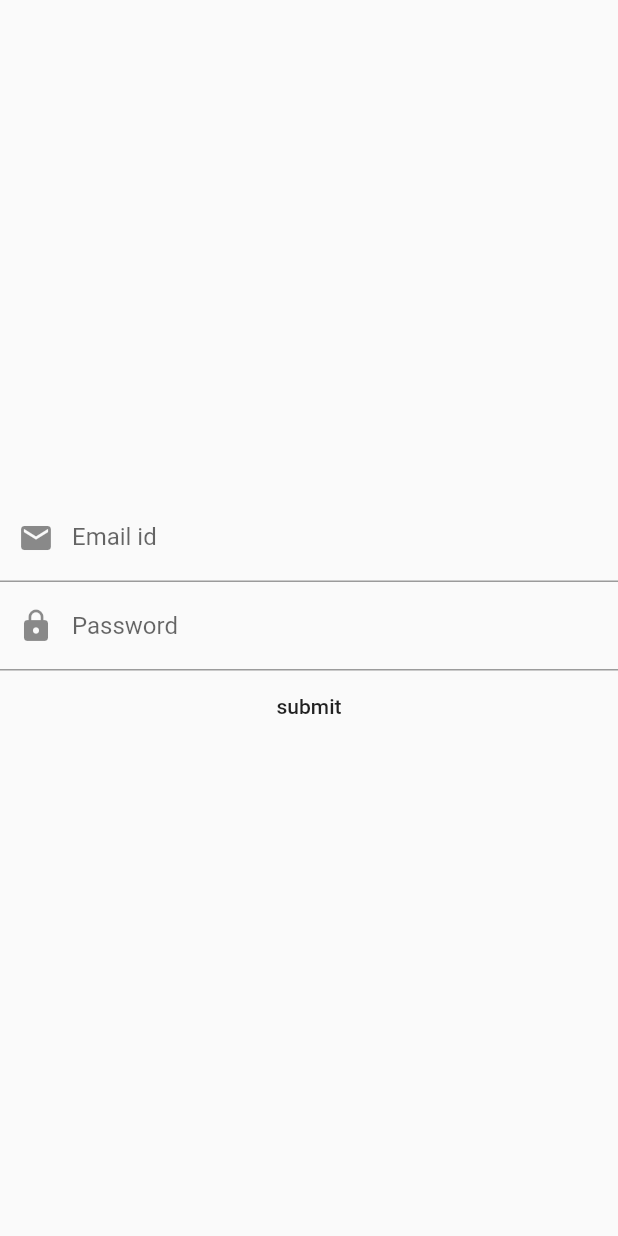
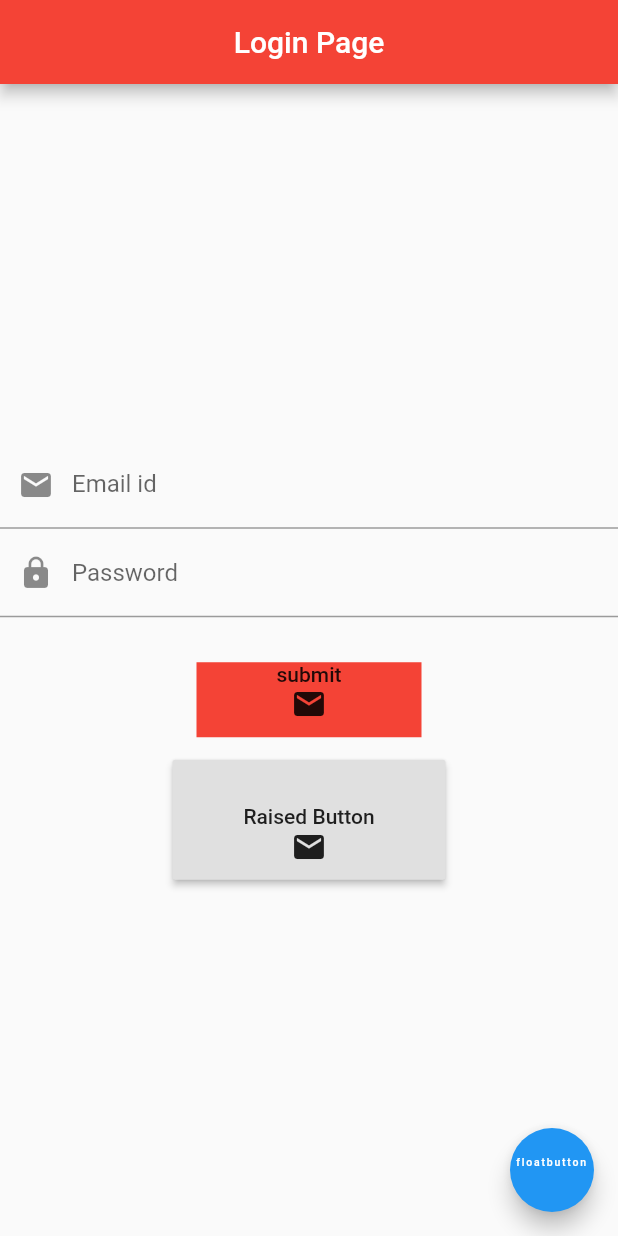
Before and after one commit to mittal1234/FlutterAppSample, a Flutter app: the screen it shows after launch, on a phone screen of 412 x 824 dp. Run offline on Flutter 3.47's test engine with Material 2 defaults, Android fonts, the phone set to English and light mode, and no system bars.

Commit message:
loginPageUi

```diff
--- a/lib/app_screens/home.dart
+++ b/lib/app_screens/home.dart
@@ -5,38 +5,75 @@ class Home extends StatelessWidget {
   Widget build(BuildContext context) {
     // TODO: implement build
     return Scaffold(
+      appBar: AppBar(
+        title: Text('Login Page'),
+        centerTitle: true,
+        backgroundColor: Colors.red,
+      ),
       body: Center(
         child: Column(
             mainAxisAlignment: MainAxisAlignment.center,
             children: <Widget>[
               TextField(
-                decoration: (
-                InputDecoration(
-                  prefixIcon: Icon(
-                    Icons.email),
-                    labelText: "Email id"
-
-                )
-                ),
+                decoration: (InputDecoration(
+                    prefixIcon: Icon(Icons.email), labelText: "Email id")),
               ),
               TextField(
-                decoration: (
-                    InputDecoration(
-                        prefixIcon: Icon(
-                            Icons.lock),
-                        labelText: "Password"
-
-                    )
-                ),
+                decoration: (InputDecoration(
+                    prefixIcon: Icon(Icons.lock), labelText: "Password")),
               ),
-              FlatButton(
-                onPressed: (){
-                },child: Text("submit"),
+              Column(
+                children: <Widget>[
+                  SizedBox(
+                    height: 10.0,
+                  ),
+                  FlatButton(
+                    onPressed: () {},
+                    child: Container(
+                      width: 150.0,
+                      height: 50.0,
+                      color: Colors.red,
+                      margin: EdgeInsets.only(top: 20.0),
+                      child: Column(
+                        children: <Widget>[Text("submit"), Icon(Icons.email)],
+                      ),
+                    ),
+                  ),
+                  SizedBox(
+                    height: 15.0,
+                  ),
+                  RaisedButton(
+                    onPressed: () {},
+                    child: Container(
+                      width: 150.0,
+                      height: 50.0,
+                      margin: EdgeInsets.only(top: 30.0),
+                      child: Column(
+                        children: <Widget>[
+                          Text("Raised Button"),
+                          Icon(Icons.email)
+                        ],
+                      ),
+                    ),
+                  ),
+                ],
               )
-            ]
+            ]),
+      ),
+      floatingActionButton: FloatingActionButton(
+        onPressed: () {},
+        child: Container(
+          alignment: Alignment.center,
+          child: Column(
+            mainAxisAlignment: MainAxisAlignment.center,
+            children: <Widget>[Text('floatbutton',
+            style: TextStyle(fontSize: 7.0),
+              textAlign: TextAlign.center),
+              SizedBox(height: 10.0,)
+            ],
+          ),
         ),
       ),
     );
-
   }
 }
```
